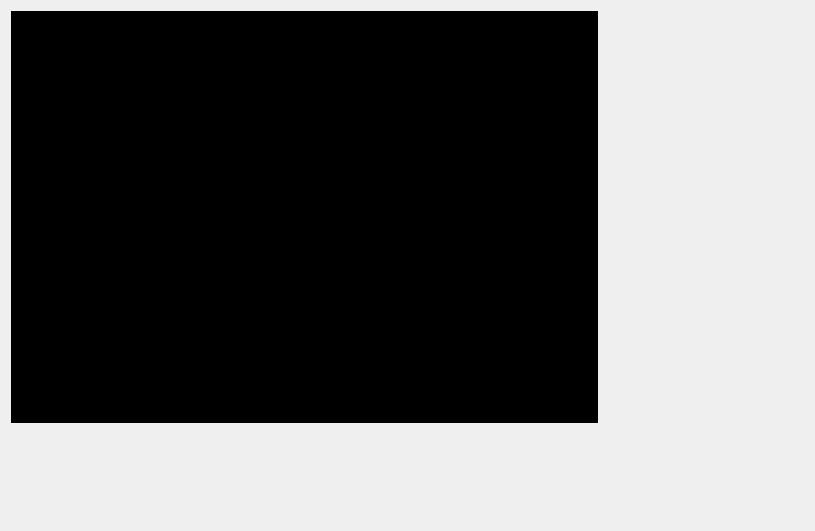
First picture: the form in InterfacialDesign/Playback/playbackform.ui, repository xb985547608/VIDICON, before the edit.
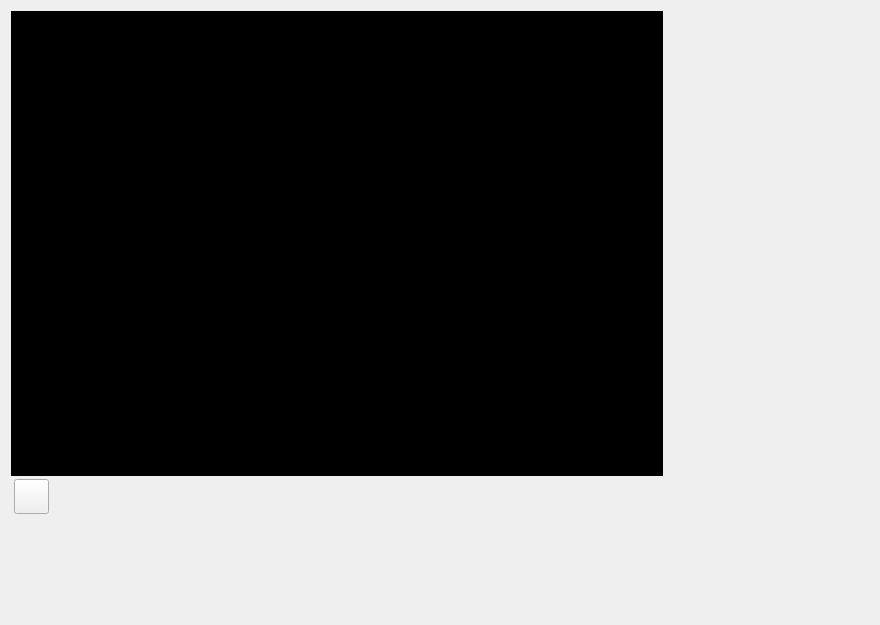
Second picture: the form after the edit. Icons and pictures are not drawn.

Diff of the .ui file:
```diff
--- a/InterfacialDesign/Playback/playbackform.ui
+++ b/InterfacialDesign/Playback/playbackform.ui
@@ -6,8 +6,8 @@
    <rect>
     <x>0</x>
     <y>0</y>
-    <width>815</width>
-    <height>531</height>
+    <width>880</width>
+    <height>625</height>
    </rect>
   </property>
   <property name="minimumSize">
@@ -19,10 +19,15 @@
   <property name="windowTitle">
    <string>Form</string>
   </property>
-  <layout class="QVBoxLayout" name="verticalLayout">
+  <layout class="QVBoxLayout" name="verticalLayout_2">
    <item>
     <layout class="QHBoxLayout" name="horizontalLayout">
      <item>
+      <layout class="QVBoxLayout" name="verticalLayout">
+       <property name="spacing">
+        <number>0</number>
+       </property>
+       <item>
       <widget class="QWidget" name="displayArea" native="true">
        <property name="sizePolicy">
         <sizepolicy hsizetype="Preferred" vsizetype="Preferred">
@@ -34,6 +39,45 @@
         <string notr="true">background-color:black</string>
        </property>
       </widget>
+       </item>
+       <item>
+        <widget class="QWidget" name="toolBar" native="true">
+         <property name="minimumSize">
+          <size>
+           <width>0</width>
+           <height>41</height>
+          </size>
+         </property>
+         <property name="maximumSize">
+          <size>
+           <width>16777215</width>
+           <height>41</height>
+          </size>
+         </property>
+         <widget class="QPushButton" name="playBtn">
+          <property name="geometry">
+           <rect>
+            <x>3</x>
+            <y>3</y>
+            <width>35</width>
+            <height>35</height>
+           </rect>
+          </property>
+          <property name="styleSheet">
+           <string notr="true">QPushButton[State=&quot;pause&quot;]{
+	border-image: url(:/images/play.png)
+}
+QPushButton[State=&quot;play&quot;]{
+	border-image: url(:/images/pause.png)
+}</string>
+          </property>
+          <property name="text">
+           <string/>
+          </property>
+         </widget>
+        </widget>
+       </item>
+      </layout>
      </item>
      <item>
       <widget class="QWidget" name="rightBar" native="true">
```
Lines whose indentation alone changed are shown as unchanged.
